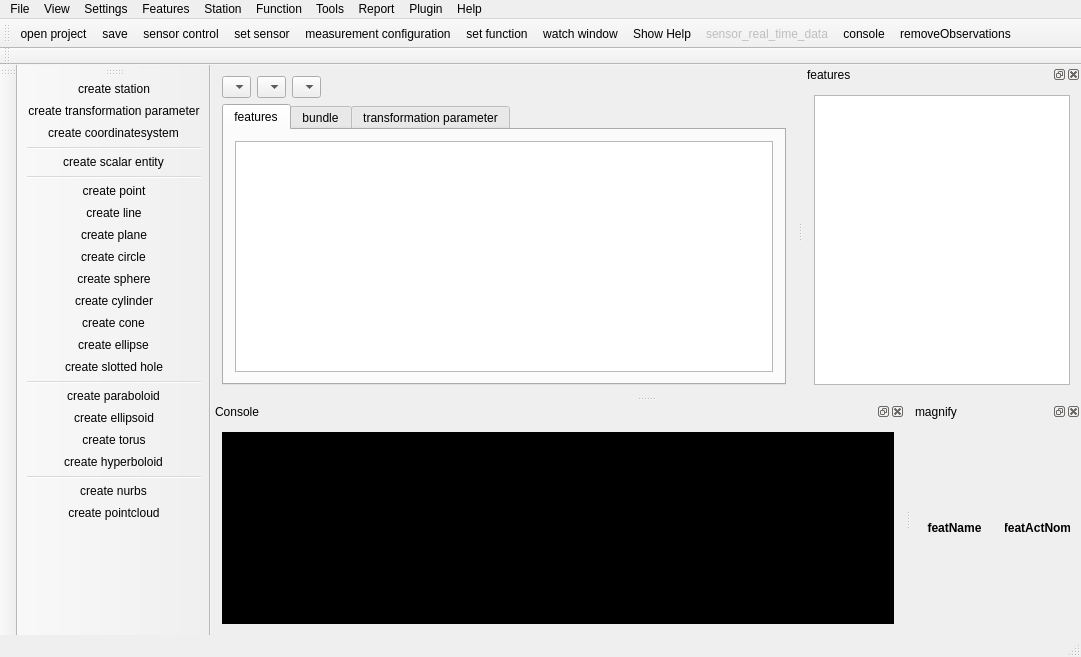
The window that ui/mainwindow.ui (OpenIndy/OpenIndy) describes before a commit, drawn with Qt 5.
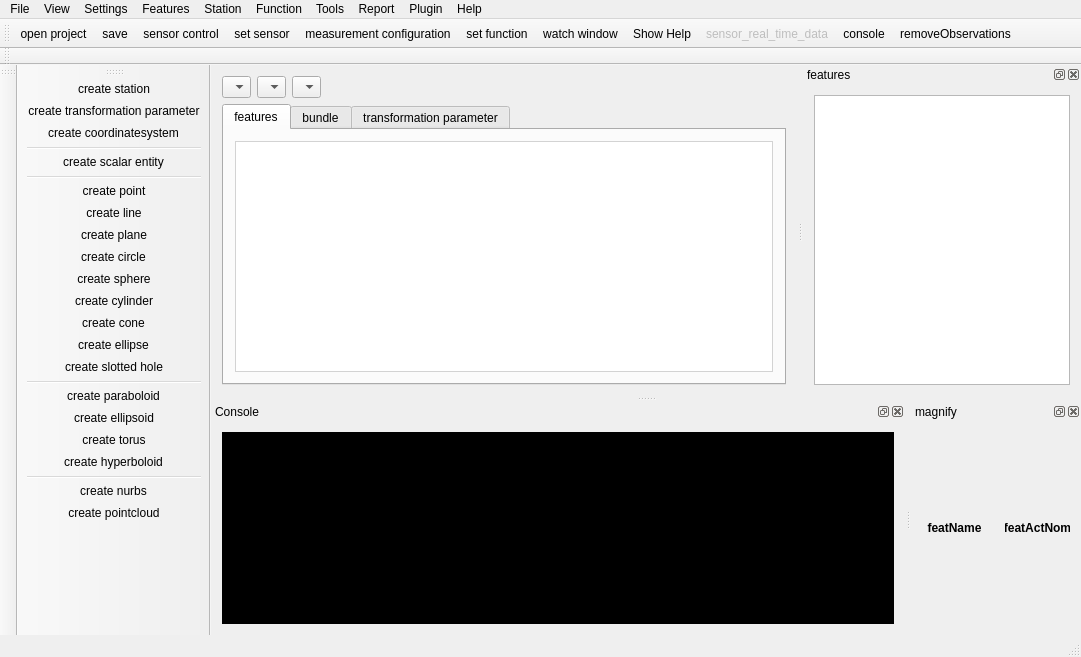
The same window after the commit. Icons and pictures are not drawn.

Patch:
```diff
--- a/ui/mainwindow.ui
+++ b/ui/mainwindow.ui
@@ -148,7 +148,23 @@
          </attribute>
          <layout class="QHBoxLayout" name="horizontalLayout_2">
           <item>
-           <widget class="QTreeView" name="treeView_features"/>
+           <widget class="QTreeView" name="treeView_features">
+            <property name="autoFillBackground">
+             <bool>true</bool>
+            </property>
+            <property name="styleSheet">
+             <string notr="true">border: 0.5px ; border-style: solid ; border-color: lightgray ;</string>
+            </property>
+            <property name="frameShape">
+             <enum>QFrame::Box</enum>
+            </property>
+            <property name="animated">
+             <bool>true</bool>
+            </property>
+            <attribute name="headerVisible">
+             <bool>true</bool>
+            </attribute>
+           </widget>
           </item>
          </layout>
         </widget>
```
Left out of the diff: 4 changed lines with no effect on the pictures.
